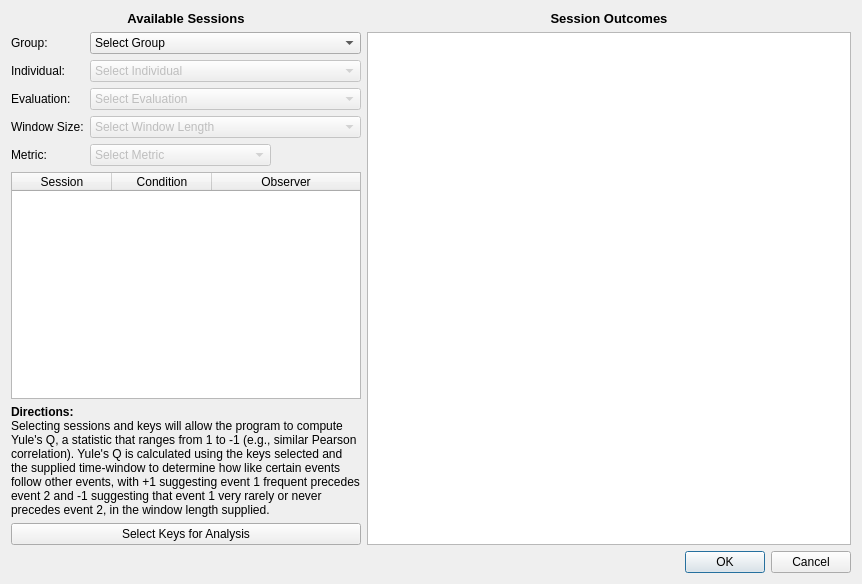
Before: the Qt Designer form sequentialanalysisdialog.ui in miyamot0/DataTracker3, drawn with Qt 5.
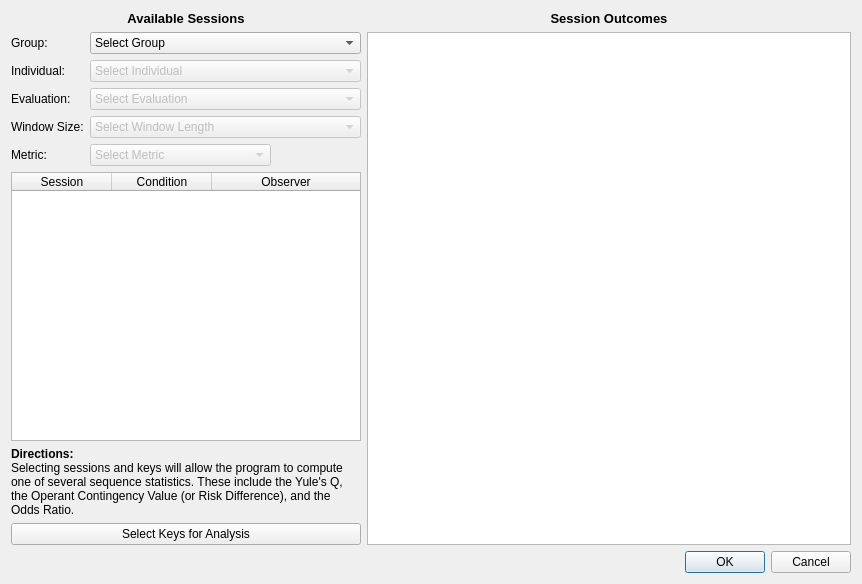
After: the same form once the commit is applied.

What changed in the file:
```diff
--- a/sequentialanalysisdialog.ui
+++ b/sequentialanalysisdialog.ui
@@ -262,7 +262,7 @@
           <item>
            <widget class="QLabel" name="label_8">
             <property name="text">
-             <string>&lt;html&gt;&lt;head/&gt;&lt;body&gt;&lt;p&gt;&lt;span style=&quot; font-weight:600;&quot;&gt;Directions:&lt;br/&gt;&lt;/span&gt;Selecting sessions and keys will allow the program to compute Yule's Q, a statistic that ranges from 1 to -1 (e.g., similar Pearson correlation). Yule's Q is calculated using the keys selected and the supplied time-window to determine how like certain events follow other events, with +1 suggesting event 1 frequent precedes event 2 and -1 suggesting that event 1 very rarely or never precedes event 2, in the window length supplied.&lt;/p&gt;&lt;/body&gt;&lt;/html&gt;</string>
+             <string>&lt;html&gt;&lt;head/&gt;&lt;body&gt;&lt;p&gt;&lt;span style=&quot; font-weight:600;&quot;&gt;Directions:&lt;br/&gt;&lt;/span&gt;Selecting sessions and keys will allow the program to compute one of several sequence statistics. These include the Yule's Q, the Operant Contingency Value (or Risk Difference), and the Odds Ratio.&lt;/p&gt;&lt;/body&gt;&lt;/html&gt;</string>
             </property>
             <property name="wordWrap">
              <bool>true</bool>
```
